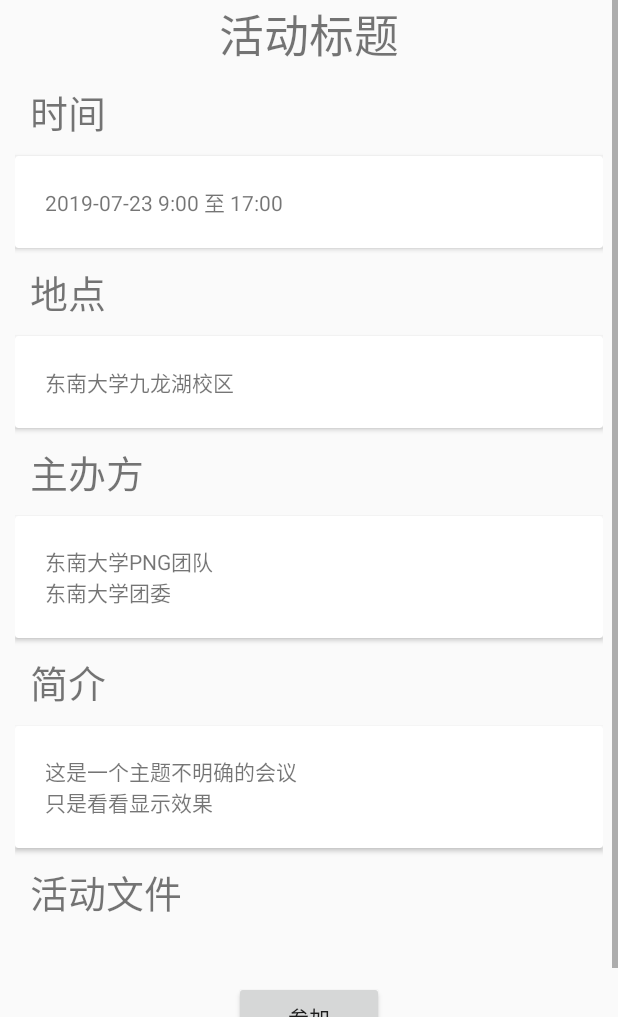
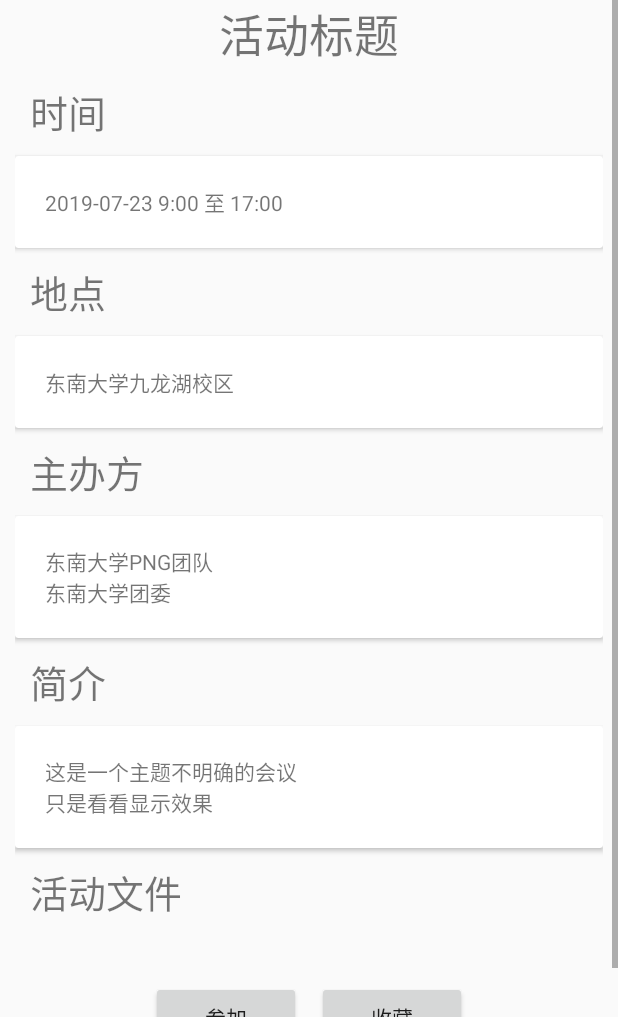
Before and after one commit to programer-never-give-up/MeetingSystemAndroid, an Android app: the ShowActivityInfoActivity screen opened directly, with no data from a screen before it, on a phone screen of 412 x 824 dp, the part 219-1236 px from its top. Run offline under Robolectric (Android 15) with nearby library versions, the phone set to English and light mode, and no system bars; our stand-ins replace ButterKnife; libraries missing offline, so code that uses them is left out: com.franmontiel.persistentcookiejar; 3 statements that could not run were skipped.

Commit message:
接入活动收藏和参加接口

```diff
--- a/app/src/main/java/com/example/meetingsystemandroid/activity_info/IGetActivityInfoApi.java
+++ b/app/src/main/java/com/example/meetingsystemandroid/activity_info/IGetActivityInfoApi.java
@@ -1,7 +1,5 @@
 package com.example.meetingsystemandroid.activity_info;
 
-
-import android.support.v4.media.session.PlaybackStateCompat;
 
 import retrofit2.Call;
 import retrofit2.http.Field;
@@ -17,4 +15,11 @@ public interface IGetActivityInfoApi {
 //    @FormUrlEncoded
 //    @POST("api/activity/showActivity/")
 //    Call<ActivityBean> getActivityInfo(@Field("uuid") String uuid);
+    @FormUrlEncoded
+    @POST("api/yw/apply/")
+    Call<ApplyAndCollectResponseBean> apply(@Field("uuid_act") String id);
+
+    @FormUrlEncoded
+    @POST("api/yw/collect/")
+    Call<ApplyAndCollectResponseBean> collect(@Field("uuid_act") String id);
 }
--- a/app/src/main/java/com/example/meetingsystemandroid/activity_info/IShowAcitivityView.java
+++ b/app/src/main/java/com/example/meetingsystemandroid/activity_info/IShowAcitivityView.java
@@ -8,4 +8,7 @@ public interface IShowAcitivityView {
     public void onGetInfoFailed();
 
     public void setActionBarTitle();
+
+    // 跳转到登录界面
+    public void toLogin();
 }
--- a/app/src/main/java/com/example/meetingsystemandroid/activity_info/IShowActivityPresenter.java
+++ b/app/src/main/java/com/example/meetingsystemandroid/activity_info/IShowActivityPresenter.java
@@ -5,4 +5,8 @@ public interface IShowActivityPresenter {
    public void setActivity(String id);
 
    public void downloadActivityFile(String filePath);
+
+   public void attendActivity(String id);
+
+   public void collectActivity(String id);
 }
--- a/app/src/main/java/com/example/meetingsystemandroid/activity_info/ShowActivityInfoActivity.java
+++ b/app/src/main/java/com/example/meetingsystemandroid/activity_info/ShowActivityInfoActivity.java
@@ -6,6 +6,7 @@ import androidx.recyclerview.widget.DividerItemDecoration;
 import androidx.recyclerview.widget.LinearLayoutManager;
 import androidx.recyclerview.widget.RecyclerView;
 
+import android.content.Intent;
 import android.os.Bundle;
 import android.view.MenuItem;
 import android.widget.ImageView;
@@ -13,12 +14,14 @@ import android.widget.TextView;
 import android.widget.Toast;
 
 import com.example.meetingsystemandroid.R;
+import com.example.meetingsystemandroid.login.LoginActivity;
 
 import java.util.ArrayList;
 import java.util.Arrays;
 
 import butterknife.BindView;
 import butterknife.ButterKnife;
+import butterknife.OnClick;
 
 public class ShowActivityInfoActivity extends AppCompatActivity implements IShowAcitivityView{
 
@@ -40,6 +43,7 @@ public class ShowActivityInfoActivity extends AppCompatActivity implements IShow
     public static final String SHOW_ACTIVITY_TAG = "id";
     private ShowFileListAdapter mAdapter;
     private ShowActivityPresenter mPresenter;
+    private String mActivityId;
 
     @Override
     protected void onCreate(Bundle savedInstanceState) {
@@ -52,7 +56,8 @@ public class ShowActivityInfoActivity extends AppCompatActivity implements IShow
         mFileList.addItemDecoration(new DividerItemDecoration(this, DividerItemDecoration.VERTICAL));
         mFileList.setAdapter(mAdapter);
         mFileList.setNestedScrollingEnabled(false);
-        mPresenter.setActivity(getIntent().getStringExtra(SHOW_ACTIVITY_TAG));
+        mActivityId = getIntent().getStringExtra(SHOW_ACTIVITY_TAG);
+        mPresenter.setActivity(mActivityId);
         setActionBarTitle();
     }
 
@@ -82,6 +87,12 @@ public class ShowActivityInfoActivity extends AppCompatActivity implements IShow
     }
 
     @Override
+    public void toLogin() {
+        Intent intent = new Intent(this, LoginActivity.class);
+        startActivity(intent);
+    }
+
+    @Override
     public boolean onOptionsItemSelected(MenuItem item) {
         switch (item.getItemId()) {
             case android.R.id.home:// 点击返回图标事件
@@ -90,4 +101,15 @@ public class ShowActivityInfoActivity extends AppCompatActivity implements IShow
                 return super.onOptionsItemSelected(item);
         }
     }
+
+    // 参加会议
+    @OnClick(R.id.btn_show_activity_attend)
+    void attendActivity() {
+        mPresenter.attendActivity(mActivityId);
+    }
+
+    @OnClick(R.id.btn_show_activity_collect)
+    void collectActivity() {
+        mPresenter.collectActivity(mActivityId);
+    }
 }
--- a/app/src/main/res/layout/activity_show_activity_info.xml
+++ b/app/src/main/res/layout/activity_show_activity_info.xml
@@ -104,12 +104,24 @@
                 android:layout_width="match_parent"
                 android:layout_height="match_parent"/>
         </androidx.cardview.widget.CardView>
+        <LinearLayout
+            android:layout_marginTop="30dp"
+            android:layout_width="match_parent"
+            android:layout_height="wrap_content"
+            android:gravity="center">
         <Button
-            android:layout_marginTop="30dp"
             android:layout_gravity="center"
             android:id="@+id/btn_show_activity_attend"
             android:layout_width="100dp"
             android:layout_height="wrap_content"
-            android:text="@string/attend_activity"/>
+            android:text="@string/attend_activity"
+            android:layout_marginRight="5dp"/>
+            <Button
+                android:layout_marginLeft="5dp"
+                android:id="@+id/btn_show_activity_collect"
+                android:layout_width="100dp"
+                android:layout_height="wrap_content"
+                android:text="@string/collect_activity"/>
+        </LinearLayout>
     </LinearLayout>
 </ScrollView>
--- a/app/src/main/res/values/strings.xml
+++ b/app/src/main/res/values/strings.xml
@@ -67,4 +67,5 @@
     <string name="management_organize_in_check">待审核</string>
     <string name="main">主页</string>
     <string name="activity_info">活动详情</string>
+    <string name="collect_activity">收藏</string>
 </resources>
```
Also changed, not shown: app/src/main/java/com/example/meetingsystemandroid/activity_info/ApplyAndCollectResponseBean.java (added, +13 -0 lines), app/src/main/java/com/example/meetingsystemandroid/activity_info/ShowActivityPresenter.java (+56 -1 lines).
